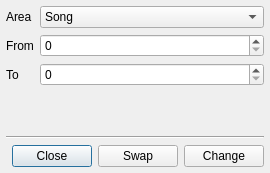
First picture: the form in src/changeinstrumentdialog.ui, repository gitGNU/gnu_tutka, before the edit.
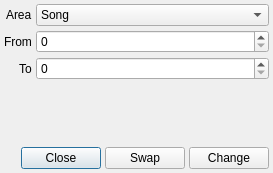
Second picture: the form after the edit.

What changed in the file:
```diff
--- a/src/changeinstrumentdialog.ui
+++ b/src/changeinstrumentdialog.ui
@@ -6,7 +6,7 @@
    <rect>
     <x>0</x>
     <y>0</y>
-    <width>270</width>
+    <width>273</width>
     <height>173</height>
    </rect>
   </property>
@@ -15,16 +15,19 @@
   </property>
   <layout class="QVBoxLayout" name="verticalLayout">
    <property name="spacing">
-    <number>6</number>
+    <number>4</number>
    </property>
    <property name="margin">
-    <number>6</number>
+    <number>4</number>
    </property>
    <item>
     <layout class="QFormLayout" name="formLayout">
      <property name="fieldGrowthPolicy">
       <enum>QFormLayout::AllNonFixedFieldsGrow</enum>
      </property>
+     <property name="labelAlignment">
+      <set>Qt::AlignRight|Qt::AlignTrailing|Qt::AlignVCenter</set>
+     </property>
      <item row="0" column="0">
       <widget class="QLabel" name="label">
        <property name="text">
@@ -87,17 +90,10 @@
      </item>
     </layout>
    </item>
-   <item>
-    <widget class="Line" name="line">
-     <property name="orientation">
-      <enum>Qt::Horizontal</enum>
-     </property>
-    </widget>
-   </item>
    <item>
     <layout class="QHBoxLayout" name="horizontalLayout">
      <property name="spacing">
-      <number>6</number>
+      <number>4</number>
      </property>
      <item>
       <widget class="QDialogButtonBox" name="buttonBox">
```
